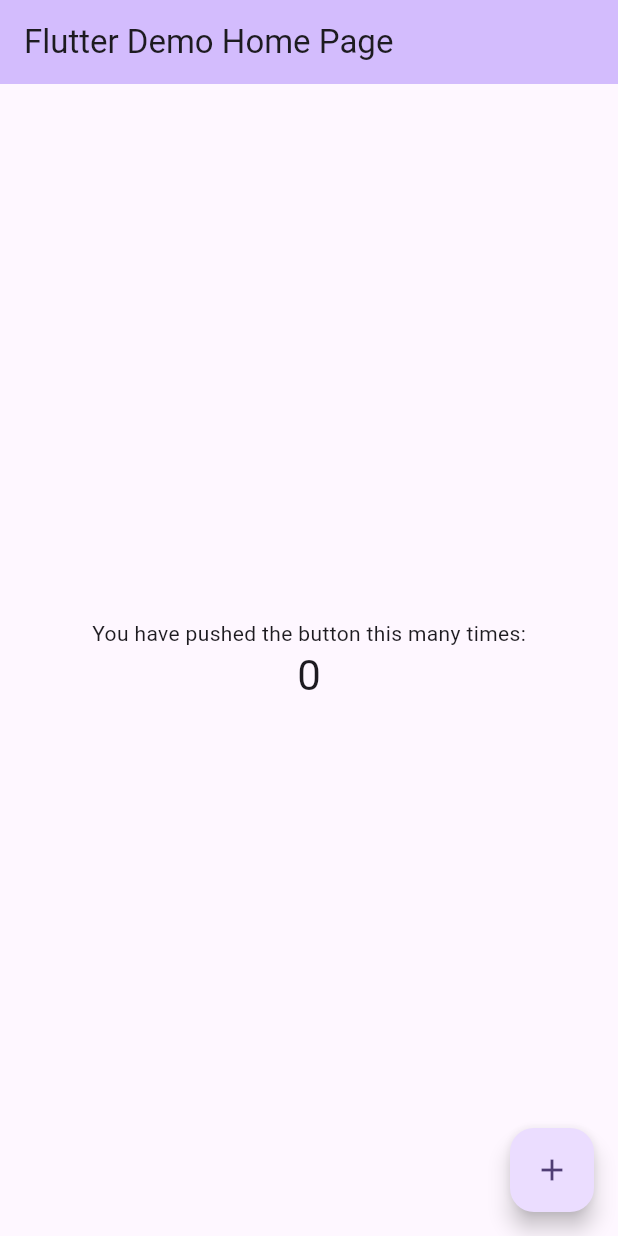
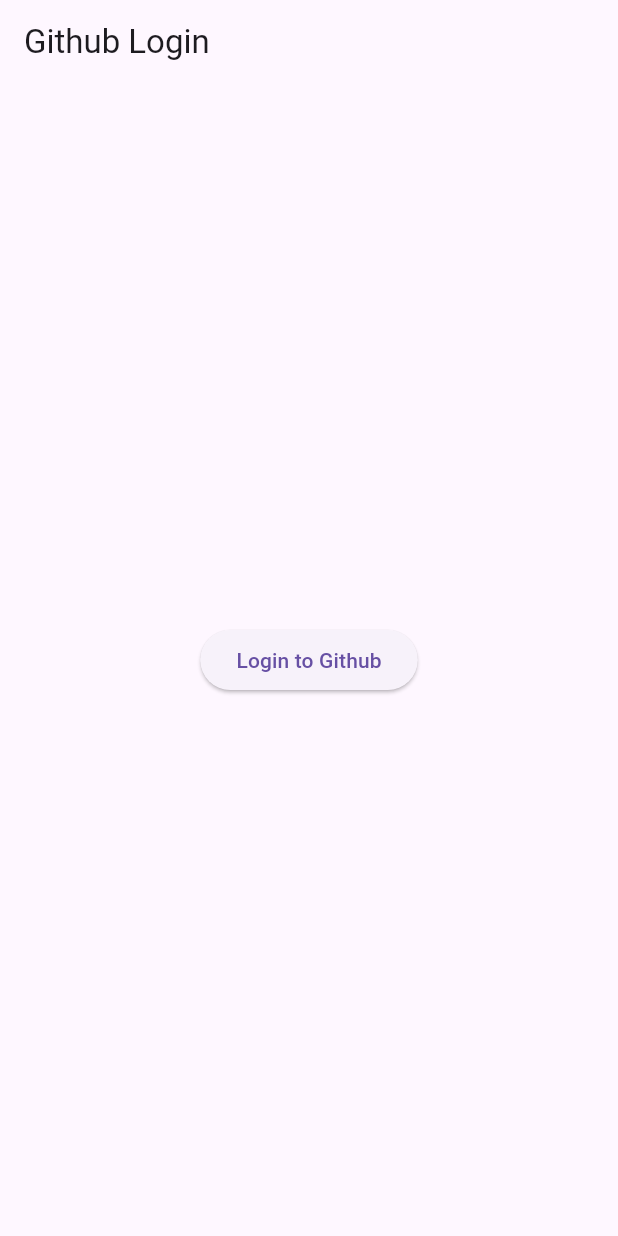
Before and after one commit to ken-miyashita/github_client, a Flutter app: the screen it shows after launch, on a phone screen of 412 x 824 dp. Run offline on Flutter 3.47's test engine with Material 3 defaults, Android fonts, the phone set to English and light mode, and no system bars; missing offline and left inert: oauth2.

Commit message:
feat: oauth2 works

```diff
--- /dev/null
+++ b/lib/github_oauth_credentials.dart
@@ -0,0 +1,6 @@
+// TODO(CodelabUser): Create an OAuth App
+const githubClientId = 'ecbdb1ba2497ba0427b1';
+const githubClientSecret = 'f080491822ce837c9efc5004decf392eaa11ef7d';
+
+// OAuth scopes for repository and user information
+const githubScopes = ['repo', 'read:org'];
--- a/lib/main.dart
+++ b/lib/main.dart
@@ -1,125 +1,49 @@
 import 'package:flutter/material.dart';
+import 'github_oauth_credentials.dart';
+import 'src/github_login.dart';
 
 void main() {
   runApp(const MyApp());
 }
 
 class MyApp extends StatelessWidget {
-  const MyApp({super.key});
+  const MyApp({Key? key}) : super(key: key);
 
-  // This widget is the root of your application.
   @override
   Widget build(BuildContext context) {
     return MaterialApp(
-      title: 'Flutter Demo',
+      title: 'GitHub Client',
       theme: ThemeData(
-        // This is the theme of your application.
-        //
-        // TRY THIS: Try running your application with "flutter run". You'll see
-        // the application has a purple toolbar. Then, without quitting the app,
-        // try changing the seedColor in the colorScheme below to Colors.green
-        // and then invoke "hot reload" (save your changes or press the "hot
-        // reload" button in a Flutter-supported IDE, or press "r" if you used
-        // the command line to start the app).
-        //
-        // Notice that the counter didn't reset back to zero; the application
-        // state is not lost during the reload. To reset the state, use hot
-        // restart instead.
-        //
-        // This works for code too, not just values: Most code changes can be
-        // tested with just a hot reload.
-        colorScheme: ColorScheme.fromSeed(seedColor: Colors.deepPurple),
-        useMaterial3: true,
+        primarySwatch: Colors.blue,
+        visualDensity: VisualDensity.adaptivePlatformDensity,
       ),
-      home: const MyHomePage(title: 'Flutter Demo Home Page'),
+      home: const MyHomePage(title: 'GitHub Client'),
     );
   }
 }
 
-class MyHomePage extends StatefulWidget {
-  const MyHomePage({super.key, required this.title});
-
-  // This widget is the home page of your application. It is stateful, meaning
-  // that it has a State object (defined below) that contains fields that affect
-  // how it looks.
-
-  // This class is the configuration for the state. It holds the values (in this
-  // case the title) provided by the parent (in this case the App widget) and
-  // used by the build method of the State. Fields in a Widget subclass are
-  // always marked "final".
-
+class MyHomePage extends StatelessWidget {
+  const MyHomePage({Key? key, required this.title}) : super(key: key);
   final String title;
 
   @override
-  State<MyHomePage> createState() => _MyHomePageState();
-}
-
-class _MyHomePageState extends State<MyHomePage> {
-  int _counter = 0;
-
-  void _incrementCounter() {
-    setState(() {
-      // This call to setState tells the Flutter framework that something has
-      // changed in this State, which causes it to rerun the build method below
-      // so that the display can reflect the updated values. If we changed
-      // _counter without calling setState(), then the build method would not be
-      // called again, and so nothing would appear to happen.
-      _counter++;
-    });
-  }
-
-  @override
   Widget build(BuildContext context) {
-    // This method is rerun every time setState is called, for instance as done
-    // by the _incrementCounter method above.
-    //
-    // The Flutter framework has been optimized to make rerunning build methods
-    // fast, so that you can just rebuild anything that needs updating rather
-    // than having to individually change instances of widgets.
-    return Scaffold(
-      appBar: AppBar(
-        // TRY THIS: Try changing the color here to a specific color (to
-        // Colors.amber, perhaps?) and trigger a hot reload to see the AppBar
-        // change color while the other colors stay the same.
-        backgroundColor: Theme.of(context).colorScheme.inversePrimary,
-        // Here we take the value from the MyHomePage object that was created by
-        // the App.build method, and use it to set our appbar title.
-        title: Text(widget.title),
-      ),
-      body: Center(
-        // Center is a layout widget. It takes a single child and positions it
-        // in the middle of the parent.
-        child: Column(
-          // Column is also a layout widget. It takes a list of children and
-          // arranges them vertically. By default, it sizes itself to fit its
-          // children horizontally, and tries to be as tall as its parent.
-          //
-          // Column has various properties to control how it sizes itself and
-          // how it positions its children. Here we use mainAxisAlignment to
-          // center the children vertically; the main axis here is the vertical
-          // axis because Columns are vertical (the cross axis would be
-          // horizontal).
-          //
-          // TRY THIS: Invoke "debug painting" (choose the "Toggle Debug Paint"
-          // action in the IDE, or press "p" in the console), to see the
-          // wireframe for each widget.
-          mainAxisAlignment: MainAxisAlignment.center,
-          children: <Widget>[
-            const Text(
-              'You have pushed the button this many times:',
+    return GithubLoginWidget(
+      builder: (context, httpClient) {
+        return Scaffold(
+          appBar: AppBar(
+            title: Text(title),
+          ),
+          body: const Center(
+            child: Text(
+              'You are logged in to GitHub!',
             ),
-            Text(
-              '$_counter',
-              style: Theme.of(context).textTheme.headlineMedium,
-            ),
-          ],
-        ),
-      ),
-      floatingActionButton: FloatingActionButton(
-        onPressed: _incrementCounter,
-        tooltip: 'Increment',
-        child: const Icon(Icons.add),
-      ), // This trailing comma makes auto-formatting nicer for build methods.
+          ),
+        );
+      },
+      githubClientId: githubClientId,
+      githubClientSecret: githubClientSecret,
+      githubScopes: githubScopes,
     );
   }
 }
--- /dev/null
+++ b/lib/src/github_login.dart
@@ -0,0 +1,123 @@
+import 'dart:io';
+import 'package:flutter/material.dart';
+import 'package:http/http.dart' as http;
+import 'package:oauth2/oauth2.dart' as oauth2;
+import 'package:url_launcher/url_launcher.dart';
+
+final _authorizationEndpoint =
+    Uri.parse('https://github.com/login/oauth/authorize');
+final _tokenEndpoint = Uri.parse('https://github.com/login/oauth/access_token');
+
+class GithubLoginWidget extends StatefulWidget {
+  const GithubLoginWidget({
+    required this.builder,
+    required this.githubClientId,
+    required this.githubClientSecret,
+    required this.githubScopes,
+    Key? key,
+  }) : super(key: key);
+  final AuthenticatedBuilder builder;
+  final String githubClientId;
+  final String githubClientSecret;
+  final List<String> githubScopes;
+
+  @override
+  _GithubLoginState createState() => _GithubLoginState();
+}
+
+typedef AuthenticatedBuilder = Widget Function(
+    BuildContext context, oauth2.Client client);
+
+class _GithubLoginState extends State<GithubLoginWidget> {
+  HttpServer? _redirectServer;
+  oauth2.Client? _client;
+
+  @override
+  Widget build(BuildContext context) {
+    final client = _client;
+    if (client != null) {
+      return widget.builder(context, client);
+    }
+
+    return Scaffold(
+      appBar: AppBar(
+        title: const Text('Github Login'),
+      ),
+      body: Center(
+        child: ElevatedButton(
+          onPressed: () async {
+            await _redirectServer?.close();
+            // Bind to an ephemeral port on localhost
+            _redirectServer = await HttpServer.bind('localhost', 0);
+            var authenticatedHttpClient = await _getOAuth2Client(
+                Uri.parse('http://localhost:${_redirectServer!.port}/auth'));
+            setState(() {
+              _client = authenticatedHttpClient;
+            });
+          },
+          child: const Text('Login to Github'),
+        ),
+      ),
+    );
+  }
+
+  Future<oauth2.Client> _getOAuth2Client(Uri redirectUrl) async {
+    if (widget.githubClientId.isEmpty || widget.githubClientSecret.isEmpty) {
+      throw const GithubLoginException(
+          'githubClientId and githubClientSecret must be not empty. '
+          'See `lib/github_oauth_credentials.dart` for more detail.');
+    }
+    var grant = oauth2.AuthorizationCodeGrant(
+      widget.githubClientId,
+      _authorizationEndpoint,
+      _tokenEndpoint,
+      secret: widget.githubClientSecret,
+      httpClient: _JsonAcceptingHttpClient(),
+    );
+    var authorizationUrl =
+        grant.getAuthorizationUrl(redirectUrl, scopes: widget.githubScopes);
+
+    await _redirect(authorizationUrl);
+    var responseQueryParameters = await _listen();
+    var client =
+        await grant.handleAuthorizationResponse(responseQueryParameters);
+    return client;
+  }
+
+  Future<void> _redirect(Uri authorizationUrl) async {
+    var url = authorizationUrl.toString();
+    if (await canLaunch(url)) {
+      await launch(url);
+    } else {
+      throw GithubLoginException('Could not launch $url');
+    }
+  }
+
+  Future<Map<String, String>> _listen() async {
+    var request = await _redirectServer!.first;
+    var params = request.uri.queryParameters;
+    request.response.statusCode = 200;
+    request.response.headers.set('content-type', 'text/plain');
+    request.response.writeln('Authenticated! You can close this tab.');
+    await request.response.close();
+    await _redirectServer!.close();
+    _redirectServer = null;
+    return params;
+  }
+}
+
+class _JsonAcceptingHttpClient extends http.BaseClient {
+  final _httpClient = http.Client();
+  @override
+  Future<http.StreamedResponse> send(http.BaseRequest request) {
+    request.headers['Accept'] = 'application/json';
+    return _httpClient.send(request);
+  }
+}
+
+class GithubLoginException implements Exception {
+  const GithubLoginException(this.message);
+  final String message;
+  @override
+  String toString() => message;
+}
--- a/pubspec.yaml
+++ b/pubspec.yaml
@@ -35,6 +35,9 @@ dependencies:
   # The following adds the Cupertino Icons font to your application.
   # Use with the CupertinoIcons class for iOS style icons.
   cupertino_icons: ^1.0.2
+  http: ^1.1.2
+  oauth2: ^2.0.2
+  url_launcher: ^6.2.2
 
 dev_dependencies:
   flutter_test:
```
Also changed, not shown: pubspec.lock, 13 other files.
